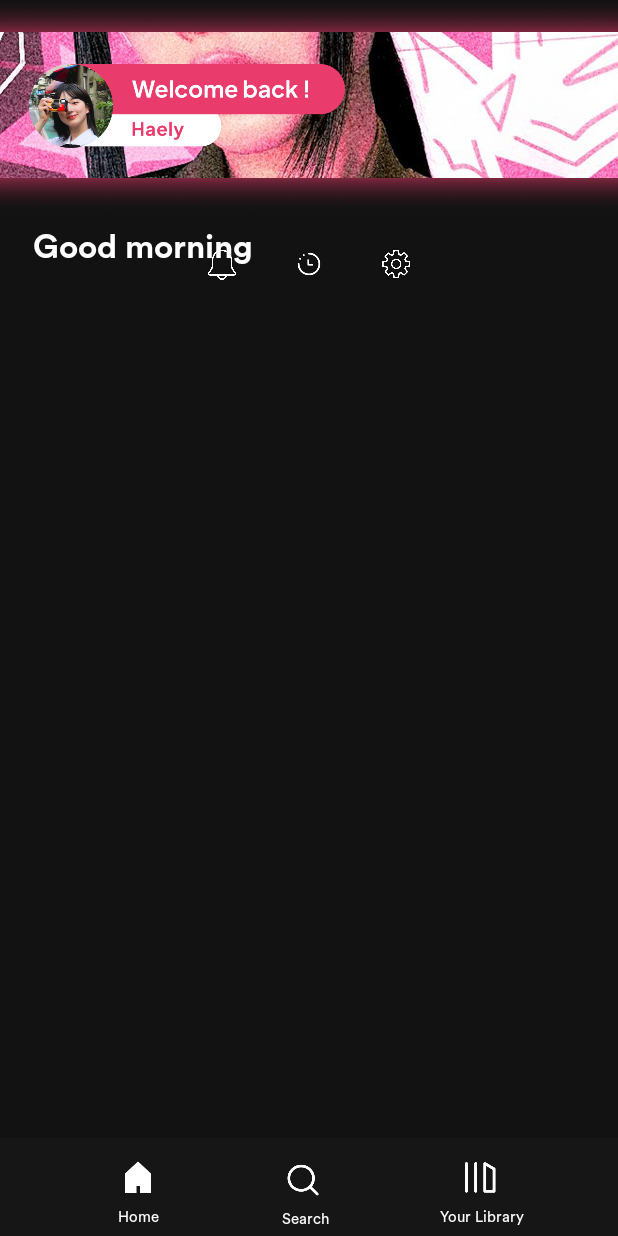
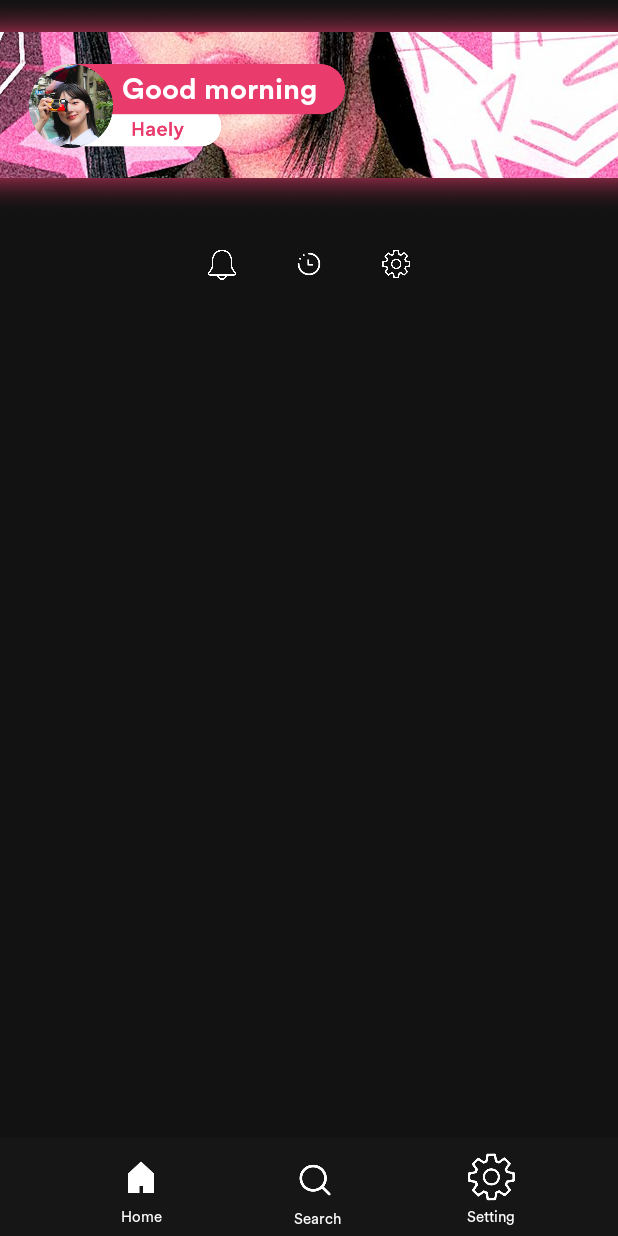
Before and after one commit to Feekyun/Platform_AuraTunes, an Android app: the fragment home placed in its activity, on a phone screen of 412 x 824 dp. Run offline under Robolectric (Android 15) with nearby library versions, the phone set to English and light mode, and no system bars.

Commit message:
INI RIL#2 GUYS

```diff
--- a/app/src/main/res/layout/dashboard_activity.xml
+++ b/app/src/main/res/layout/dashboard_activity.xml
@@ -92,14 +92,14 @@
                 android:layout_width="40dp"
                 android:layout_height="40dp"
                 android:layout_gravity="center"
-                android:src="@drawable/libr_icn" />
+                android:src="@drawable/setting_icn" />
 
             <TextView
                 android:layout_width="wrap_content"
                 android:layout_height="wrap_content"
                 android:layout_gravity="center"
                 android:fontFamily="@font/circularthin"
-                android:text="Your Library"
+                android:text="Setting"
                 android:textColor="@color/white"
                 android:textSize="10sp" />
 
--- a/app/src/main/res/layout/fragment_home.xml
+++ b/app/src/main/res/layout/fragment_home.xml
@@ -38,7 +38,21 @@
                 android:layout_marginBottom="40dp"
                 android:padding="3dp"
                 android:scaleType="centerCrop"
-                android:src="@drawable/greet" />
+                android:src="@drawable/profilpic" />
+
+            <TextView
+                android:id="@+id/greeting"
+                android:layout_width="200dp"
+                android:layout_height="60dp"
+                android:fontFamily="@font/circularbold"
+                android:layout_marginStart="78dp"
+                android:layout_marginBottom="36.5dp"
+                android:padding="3dp"
+                android:layout_gravity="bottom|start"
+                android:text="Good afternoon"
+                android:scaleType="centerCrop"
+                android:textColor="@color/white"
+                android:textSize="19sp" />
         </FrameLayout>
 
 
@@ -47,16 +61,6 @@
             android:layout_height="wrap_content"
             android:paddingTop="10dp"
             android:paddingBottom="10dp">
-
-            <TextView
-                android:id="@+id/greeting"
-                android:layout_width="wrap_content"
-                android:layout_height="wrap_content"
-                android:textSize="22sp"
-                android:paddingStart="22dp"
-                android:textColor="@color/white"
-                android:fontFamily="@font/circularbold"
-                android:text="Good evening" />
 
             <LinearLayout
                 android:layout_width="match_parent"
@@ -126,7 +130,7 @@
         <TextView
             android:layout_width="wrap_content"
             android:layout_height="wrap_content"
-            android:text="Hits of 2024"
+            android:text="Hits of 2025"
             android:id="@+id/hits"
             android:paddingTop="25dp"
             android:visibility="invisible"
```
Also changed, not shown: app/src/main/res/drawable/profilpic.png.
